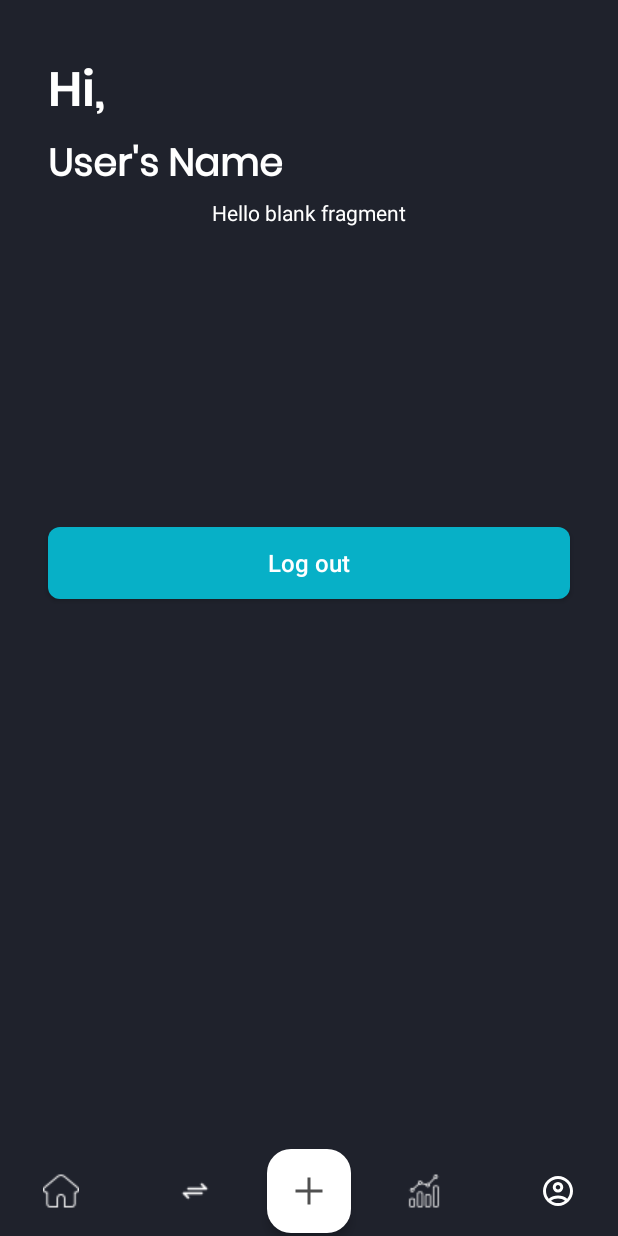
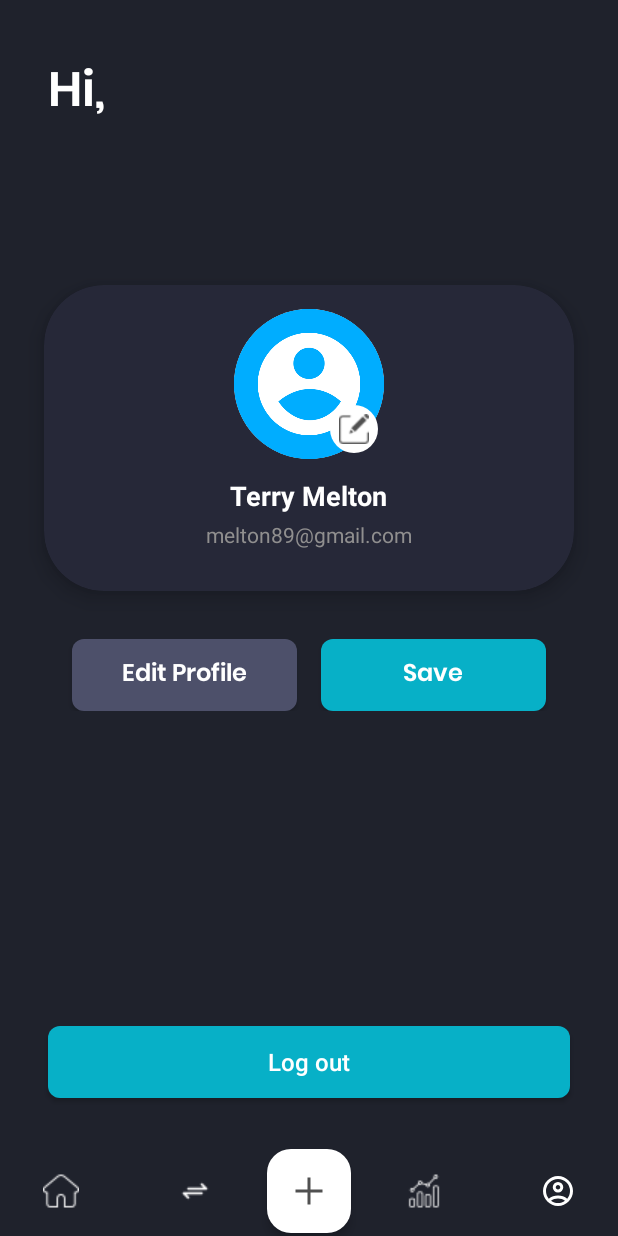
Before and after one commit to cristianjay-dev/expense_tracking_app, an Android app: the fragment ProfileFragment placed in its activity, on a phone screen of 412 x 824 dp. Run offline under Robolectric (Android 15) with nearby library versions, the phone set to English and light mode, and no system bars.

Commit message:
Frontend: Profile

```diff
--- a/app/src/main/AndroidManifest.xml
+++ b/app/src/main/AndroidManifest.xml
@@ -1,6 +1,7 @@
 <?xml version="1.0" encoding="utf-8"?>
 <manifest xmlns:android="http://schemas.android.com/apk/res/android"
     xmlns:tools="http://schemas.android.com/tools">
+    <uses-permission android:name="android.permission.READ_EXTERNAL_STORAGE" />
 
     <application
         android:allowBackup="true"
--- a/app/src/main/java/com/shop/expensestrackingapp/DashboardActivity.java
+++ b/app/src/main/java/com/shop/expensestrackingapp/DashboardActivity.java
@@ -18,6 +18,7 @@ import java.util.Objects;
 public class DashboardActivity extends AppCompatActivity {
 
     ActivityDashboardBinding binding;
+    SessionManager sessionManager;
 
     @Override
     protected void onCreate(Bundle savedInstanceState) {
@@ -31,8 +32,15 @@ public class DashboardActivity extends AppCompatActivity {
             return insets;
 
         });
+        sessionManager = new SessionManager(this);
+
+        // Set user's first name to txtUser
+        String firstName = sessionManager.getFirstName();
+        binding.txtUser.setText(firstName);
+
+
         if (savedInstanceState == null) {
-            loadFragment(new HomeFragment()); // Assuming you have a HomeFragment
+            loadFragment(new HomeFragment());
         }
 
         binding.navHome.setOnClickListener(v -> loadFragment(new HomeFragment()));
@@ -69,6 +77,4 @@ public class DashboardActivity extends AppCompatActivity {
         dialog.show();
     }
 
-
-
 }
--- a/app/src/main/java/com/shop/expensestrackingapp/ProfileFragment.java
+++ b/app/src/main/java/com/shop/expensestrackingapp/ProfileFragment.java
@@ -1,8 +1,18 @@
 package com.shop.expensestrackingapp;
 
+import android.app.Activity;
+import android.app.Dialog;
 import android.content.Intent;
+import android.database.Cursor;
+import android.graphics.Bitmap;
+import android.graphics.BitmapFactory;
+import android.net.Uri;
 import android.os.Bundle;
 
+import androidx.activity.result.ActivityResultLauncher;
+import androidx.activity.result.contract.ActivityResultContracts;
+import androidx.annotation.Nullable;
+import androidx.appcompat.widget.Toolbar;
 import androidx.fragment.app.Fragment;
 
 import android.view.LayoutInflater;
@@ -11,12 +21,19 @@ import android.view.ViewGroup;
 
 import com.shop.expensestrackingapp.databinding.FragmentProfileBinding;
 
+import java.io.ByteArrayOutputStream;
+import java.io.IOException;
+import java.io.InputStream;
+import java.util.Objects;
+
 /**
  * A simple {@link Fragment} subclass.
  * Use the {@link ProfileFragment#newInstance} factory method to
  * create an instance of this fragment.
  */
 public class ProfileFragment extends Fragment {
+    private static final int PICK_IMAGE_REQUEST = 1;
+    private ActivityResultLauncher<Intent> imagePickerLauncher;
 
     // TODO: Rename parameter arguments, choose names that match
     // the fragment initialization parameters, e.g. ARG_ITEM_NUMBER
@@ -64,10 +81,11 @@ public class ProfileFragment extends Fragment {
                              Bundle savedInstanceState) {
         binding = FragmentProfileBinding.inflate(inflater, container, false);
 
+        SessionManager sessionManager = new SessionManager(requireContext());
+        int userId = sessionManager.getUserId();
+
         binding.btnLogOut.setOnClickListener(v -> {
-            SessionManager sessionManager = new SessionManager(requireContext());
             sessionManager.clearSession();
-
             Intent intent = new Intent(requireContext(), MainActivity.class);
             intent.setFlags(Intent.FLAG_ACTIVITY_NEW_TASK | Intent.FLAG_ACTIVITY_CLEAR_TASK);
             startActivity(intent);
@@ -75,9 +93,6 @@ public class ProfileFragment extends Fragment {
 
         return binding.getRoot();
     }
-    @Override
-    public void onDestroyView() {
-        super.onDestroyView();
-        binding = null;
-    }
+
+
 }
--- a/app/src/main/java/com/shop/expensestrackingapp/SessionManager.java
+++ b/app/src/main/java/com/shop/expensestrackingapp/SessionManager.java
@@ -48,4 +48,6 @@ public class SessionManager {
         editor.clear();
         editor.apply();
     }
+
+
 }
--- /dev/null
+++ b/app/src/main/res/drawable/btn_edit.xml
@@ -0,0 +1,10 @@
+<?xml version="1.0" encoding="utf-8"?>
+<shape xmlns:android="http://schemas.android.com/apk/res/android"
+    android:shape="rectangle">
+
+    <corners
+        android:radius="8dp" />
+
+    <solid android:color="@color/colorOnEdit"/>
+
+</shape>
--- /dev/null
+++ b/app/src/main/res/drawable/circle_background.xml
@@ -0,0 +1,5 @@
+<?xml version="1.0" encoding="utf-8"?>
+<shape xmlns:android="http://schemas.android.com/apk/res/android"
+    android:shape="oval">
+    <solid android:color="#DDDDDD"/>
+</shape>
--- /dev/null
+++ b/app/src/main/res/drawable/circle_background_small.xml
@@ -0,0 +1,6 @@
+<?xml version="1.0" encoding="utf-8"?>
+<shape xmlns:android="http://schemas.android.com/apk/res/android"
+    android:shape="oval">
+    <solid android:color="#FFFFFF"/>
+    <size android:width="32dp" android:height="32dp"/>
+</shape>
--- a/app/src/main/res/layout/activity_dashboard.xml
+++ b/app/src/main/res/layout/activity_dashboard.xml
@@ -20,14 +20,13 @@
         app:layout_constraintTop_toTopOf="parent" />
 
     <TextView
-        android:id="@+id/textView2"
+        android:id="@+id/txtUser"
         android:layout_width="wrap_content"
         android:layout_height="wrap_content"
         android:layout_marginStart="32dp"
-        android:fontFamily="@font/poppins_regular"
+        android:fontFamily="@font/poppins_semibold"
         android:text="User's Name"
-        android:textSize="25sp"
-        android:textStyle="bold"
+        android:textSize="40sp"
         app:layout_constraintStart_toStartOf="parent"
         app:layout_constraintTop_toBottomOf="@+id/txtGreeting" />
 
@@ -35,7 +34,7 @@
         android:id="@+id/frameLayout"
         android:layout_width="0dp"
         android:layout_height="0dp"
-        app:layout_constraintTop_toBottomOf="@+id/textView2"
+        app:layout_constraintTop_toBottomOf="@+id/txtUser"
         app:layout_constraintBottom_toTopOf="@+id/bottomBarCustom"
         app:layout_constraintStart_toStartOf="parent"
         app:layout_constraintEnd_toEndOf="parent" />
--- a/app/src/main/res/layout/fragment_profile.xml
+++ b/app/src/main/res/layout/fragment_profile.xml
@@ -11,32 +11,127 @@
         android:layout_width="match_parent"
         android:layout_height="match_parent">
 
-        <TextView
-            android:id="@+id/textView3"
-            android:layout_width="wrap_content"
-            android:layout_height="wrap_content"
-            android:text="@string/hello_blank_fragment"
+        <androidx.cardview.widget.CardView
+            android:id="@+id/cardView"
+            android:layout_width="353dp"
+            android:layout_height="204dp"
+            android:layout_marginStart="16dp"
+            android:layout_marginTop="32dp"
+            android:layout_marginEnd="16dp"
+            android:background="@android:color/transparent"
+            app:cardBackgroundColor="@color/colorOnCard"
+            app:cardCornerRadius="40dp"
+            app:cardElevation="8dp"
             app:layout_constraintEnd_toEndOf="parent"
             app:layout_constraintStart_toStartOf="parent"
-            app:layout_constraintTop_toTopOf="parent" />
+            app:layout_constraintTop_toTopOf="parent">
 
+            <LinearLayout
+                android:layout_width="match_parent"
+                android:layout_height="wrap_content"
+                android:gravity="center_horizontal"
+                android:orientation="vertical"
+                android:padding="16dp">
+
+                <!-- Profile Picture with Edit Icon -->
+                <FrameLayout
+                    android:layout_width="100dp"
+                    android:layout_height="100dp">
+
+                    <ImageView
+                        android:id="@+id/profile_image"
+                        android:layout_width="match_parent"
+                        android:layout_height="match_parent"
+                        android:background="@drawable/circle_background"
+                        android:contentDescription="Profile Picture"
+                        android:scaleType="centerCrop"
+                        android:src="@drawable/profile" />
+
+                    <ImageView
+                        android:id="@+id/edit_icon"
+                        android:layout_width="32dp"
+                        android:layout_height="32dp"
+                        android:layout_gravity="bottom|end"
+                        android:layout_margin="4dp"
+                        android:background="@drawable/circle_background_small"
+                        android:contentDescription="Edit Icon"
+                        android:padding="6dp"
+                        android:src="@drawable/edit" />
+                </FrameLayout>
+
+                <!-- User Name -->
+                <TextView
+                    android:id="@+id/text_name"
+                    android:layout_width="wrap_content"
+                    android:layout_height="wrap_content"
+                    android:layout_marginTop="12dp"
+                    android:text="Terry Melton"
+                    android:textSize="18sp"
+                    android:textStyle="bold" />
+
+                <!-- Email -->
+                <TextView
+                    android:id="@+id/text_email"
+                    android:layout_width="wrap_content"
+                    android:layout_height="wrap_content"
+                    android:layout_marginTop="4dp"
+                    android:text="melton89@gmail.com"
+                    android:textColor="@color/colorOnText"
+                    android:textSize="14sp" />
+            </LinearLayout>
+
+        </androidx.cardview.widget.CardView>
+
+        <LinearLayout
+            android:layout_width="0dp"
+            android:layout_height="wrap_content"
+            android:layout_marginTop="16dp"
+            android:gravity="center_horizontal"
+            android:orientation="horizontal"
+            android:padding="16dp"
+            app:layout_constraintEnd_toEndOf="parent"
+            app:layout_constraintStart_toStartOf="parent"
+            app:layout_constraintTop_toBottomOf="@+id/cardView">
+
+            <androidx.appcompat.widget.AppCompatButton
+                android:layout_width="150dp"
+                android:layout_height="wrap_content"
+                android:background="@drawable/btn_edit"
+                android:fontFamily="@font/poppins_semibold"
+                android:text="Edit Profile"
+                android:textAllCaps="false"
+                android:textColor="@color/colorOnBackground"
+                android:textSize="16sp" />
+
+            <androidx.appcompat.widget.AppCompatButton
+                android:layout_width="150dp"
+                android:layout_height="wrap_content"
+                android:layout_marginStart="16dp"
+                android:background="@drawable/btn_save"
+                android:fontFamily="@font/poppins_semibold"
+                android:text="Save"
+                android:textAllCaps="false"
+                android:textColor="@color/colorOnBackground"
+                android:textSize="16sp" />
+
+        </LinearLayout>
 
         <androidx.appcompat.widget.AppCompatButton
             android:id="@+id/btnLogOut"
             android:layout_width="match_parent"
             android:layout_height="wrap_content"
             android:layout_marginStart="32dp"
-            android:layout_marginTop="200dp"
             android:layout_marginEnd="32dp"
+            android:layout_marginBottom="32dp"
             android:background="@drawable/btn_save"
             android:text="Log out"
             android:textAllCaps="false"
             android:textColor="@color/colorOnBackground"
             android:textSize="16sp"
+            app:layout_constraintBottom_toBottomOf="parent"
             app:layout_constraintEnd_toEndOf="parent"
             app:layout_constraintHorizontal_bias="1.0"
-            app:layout_constraintStart_toStartOf="parent"
-            app:layout_constraintTop_toBottomOf="@+id/textView3" />
+            app:layout_constraintStart_toStartOf="parent" />
 
     </androidx.constraintlayout.widget.ConstraintLayout>
 
--- a/app/src/main/res/values/colors.xml
+++ b/app/src/main/res/values/colors.xml
@@ -2,8 +2,10 @@
 <resources>
     <color name="black">#FF000000</color>
     <color name="white">#FFFFFFFF</color>
+    <color name="colorOnText">#908F8F</color>
 
     <color name="colorOnCard">#262838</color>
+    <color name="colorOnEdit">#4D506A</color>
 
     <color name="colorBackground">#1F222C</color>
     <color name="colorOnBackground">#FFFFFF</color>
```
Also changed, not shown: app/src/main/java/com/shop/expensestrackingapp/DatabaseGateway.java (+11 -0 lines), app/src/main/java/com/shop/expensestrackingapp/EditProfileDialog.java (added, +64 -0 lines), app/src/main/res/layout/fragment_edit_profile_dialog.xml (added, +80 -0 lines), app/src/main/res/drawable/edit.png (added), app/src/main/res/drawable/profile.png (added).
